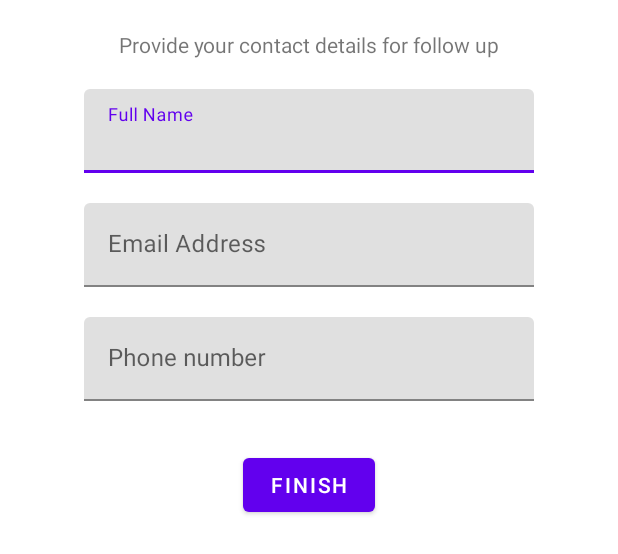
After one commit to vikie1/school-project, an Android app: the layout add_accident_final_step.xml on its own in the app's theme, with its tools: preview values and no code run, on a phone screen of 412 x 824 dp. The commit adds this screen. Shown: the top 554 px of the screen. Run offline under Robolectric (Android 15) with nearby library versions, the phone set to English and light mode, and no system bars.

Commit message:
add layout of final step in accident input

```diff
--- a/AccidentTracking/app/src/main/java/com/example/accidenttracking/controller/accident/AddNewAccidentActivity.java
+++ b/AccidentTracking/app/src/main/java/com/example/accidenttracking/controller/accident/AddNewAccidentActivity.java
@@ -57,6 +57,8 @@ public class AddNewAccidentActivity extends AppCompatActivity {
         MaterialButton stepOneBtn = findViewById(R.id.add_accident_step_1);
         MaterialButton useCurrentLocation = findViewById(R.id.use_current);
         MaterialButton addLocation = findViewById(R.id.add_location);
+        MaterialButton otherDetails = findViewById(R.id.add_accident_step_3);
+        MaterialButton finalStepBtn = findViewById(R.id.add_accident_final_step);
 
         stepOneBtn.setOnClickListener(v -> {
             if (atScene.isChecked()) viewFlipper.setDisplayedChild(2);
@@ -64,6 +66,7 @@ public class AddNewAccidentActivity extends AppCompatActivity {
         });
         useCurrentLocation.setOnClickListener(v -> viewFlipper.setDisplayedChild(2));
         addLocation.setOnClickListener(v -> viewFlipper.setDisplayedChild(2));
+        otherDetails.setOnClickListener(v -> viewFlipper.setDisplayedChild(3));
     }
 
     @Override
--- a/AccidentTracking/app/src/main/res/layout/activity_add_new_accident.xml
+++ b/AccidentTracking/app/src/main/res/layout/activity_add_new_accident.xml
@@ -31,6 +31,7 @@
         <include layout="@layout/add_accident_first_step" />
         <include layout="@layout/add_accident_second_step" />
         <include layout="@layout/add_accident_third_step" />
+        <include layout="@layout/add_accident_final_step" />
 
     </ViewFlipper>
 </androidx.constraintlayout.widget.ConstraintLayout>
--- /dev/null
+++ b/AccidentTracking/app/src/main/res/layout/add_accident_final_step.xml
@@ -0,0 +1,80 @@
+<?xml version="1.0" encoding="utf-8"?>
+<androidx.constraintlayout.widget.ConstraintLayout xmlns:android="http://schemas.android.com/apk/res/android"
+    android:layout_width="match_parent"
+    android:layout_height="match_parent"
+    xmlns:app="http://schemas.android.com/apk/res-auto">
+
+    <TextView
+        android:layout_width="wrap_content"
+        android:layout_height="wrap_content"
+        android:text="@string/provide_contact_details"
+        android:layout_marginTop="20dp"
+        android:id="@+id/details_text"
+        app:layout_constraintEnd_toEndOf="parent"
+        app:layout_constraintStart_toStartOf="parent"
+        app:layout_constraintTop_toTopOf="parent"/>
+
+    <com.google.android.material.textfield.TextInputLayout
+        android:id="@+id/reporter_name_layout"
+        android:layout_width="300dp"
+        android:layout_height="wrap_content"
+        android:layout_marginTop="20dp"
+        app:layout_constraintEnd_toEndOf="parent"
+        app:layout_constraintStart_toStartOf="parent"
+        app:layout_constraintTop_toBottomOf="@id/details_text">
+
+        <com.google.android.material.textfield.TextInputEditText
+            android:id="@+id/reporter_name"
+            android:layout_width="match_parent"
+            android:layout_height="wrap_content"
+            android:selectAllOnFocus="true"
+            android:hint="@string/full_name"
+            android:inputType="textPersonName"/>
+    </com.google.android.material.textfield.TextInputLayout>
+
+    <com.google.android.material.textfield.TextInputLayout
+        android:id="@+id/reporter_email_layout"
+        android:layout_width="300dp"
+        android:layout_height="wrap_content"
+        android:layout_marginTop="20dp"
+        app:layout_constraintEnd_toEndOf="parent"
+        app:layout_constraintStart_toStartOf="parent"
+        app:layout_constraintTop_toBottomOf="@id/reporter_name_layout">
+
+        <com.google.android.material.textfield.TextInputEditText
+            android:id="@+id/reporter_email"
+            android:layout_width="match_parent"
+            android:layout_height="wrap_content"
+            android:selectAllOnFocus="true"
+            android:hint="@string/email_address"
+            android:inputType="textEmailAddress"/>
+    </com.google.android.material.textfield.TextInputLayout>
+
+    <com.google.android.material.textfield.TextInputLayout
+        android:id="@+id/reporter_contact_layout"
+        android:layout_width="300dp"
+        android:layout_height="wrap_content"
+        android:layout_marginTop="20dp"
+        app:layout_constraintEnd_toEndOf="parent"
+        app:layout_constraintStart_toStartOf="parent"
+        app:layout_constraintTop_toBottomOf="@id/reporter_email_layout">
+
+        <com.google.android.material.textfield.TextInputEditText
+            android:id="@+id/reporter_contact"
+            android:layout_width="match_parent"
+            android:layout_height="wrap_content"
+            android:selectAllOnFocus="true"
+            android:hint="@string/phone_number"
+            android:inputType="phone"/>
+    </com.google.android.material.textfield.TextInputLayout>
+
+    <com.google.android.material.button.MaterialButton
+        android:id="@+id/add_accident_final_step"
+        android:layout_width="wrap_content"
+        android:layout_height="wrap_content"
+        android:layout_marginTop="32dp"
+        android:text="@string/finish"
+        app:layout_constraintEnd_toEndOf="parent"
+        app:layout_constraintStart_toStartOf="parent"
+        app:layout_constraintTop_toBottomOf="@id/reporter_contact_layout" />
+</androidx.constraintlayout.widget.ConstraintLayout>
--- a/AccidentTracking/app/src/main/res/values/strings.xml
+++ b/AccidentTracking/app/src/main/res/values/strings.xml
@@ -21,7 +21,12 @@
     <string name="street_address">street name or nearest feature</string>
     <string name="enter_location_manually">Enter location manually</string>
     <string name="enter_brief_description">A brief description of the accident is welcome</string>
-    <string name="casualty_description">Provide a descpription of the casualties (optional)</string>
+    <string name="casualty_description">Provide a description of the casualties (optional)</string>
     <string name="enter_date_of_accident">Enter date of accident</string>
     <string name="accident_time">Enter time of accident (approximate accepted)</string>
+    <string name="provide_contact_details">Provide your contact details for follow up</string>
+    <string name="full_name">Full Name</string>
+    <string name="email_address">Email Address</string>
+    <string name="phone_number">Phone number</string>
+    <string name="finish">Finish</string>
 </resources>
```
